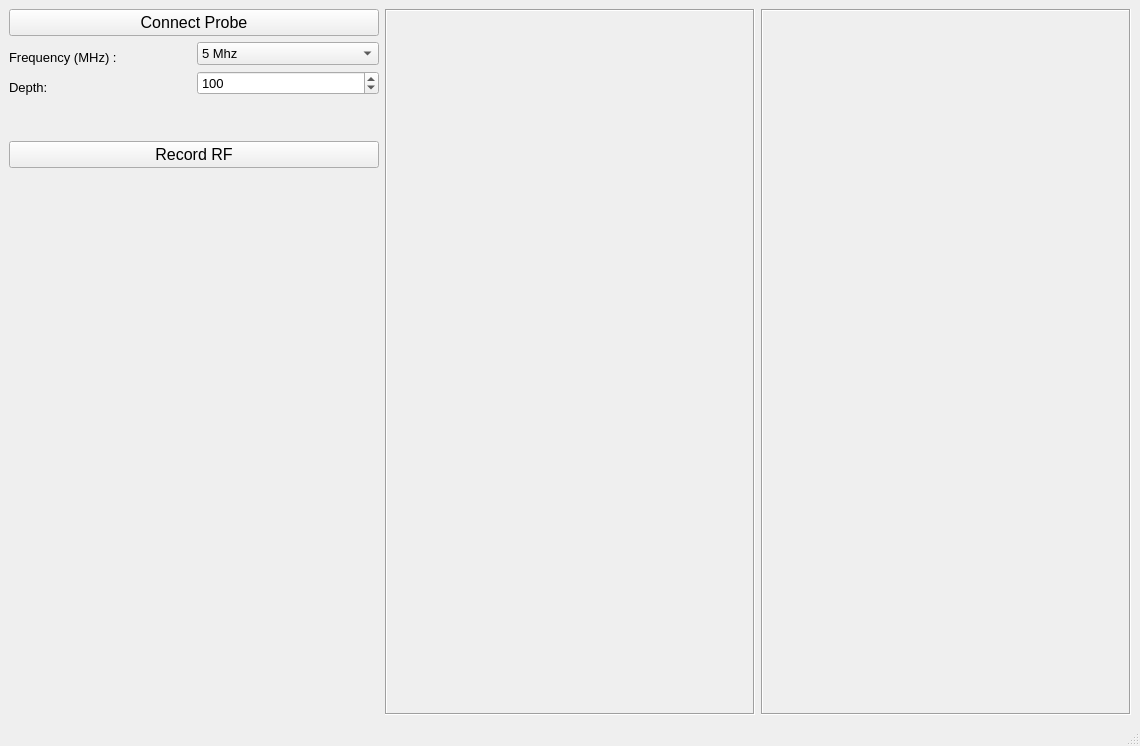
Old version of the form Spectroscopy.ui in the repository KitwareMedical/UltrasoundIntersonApps.
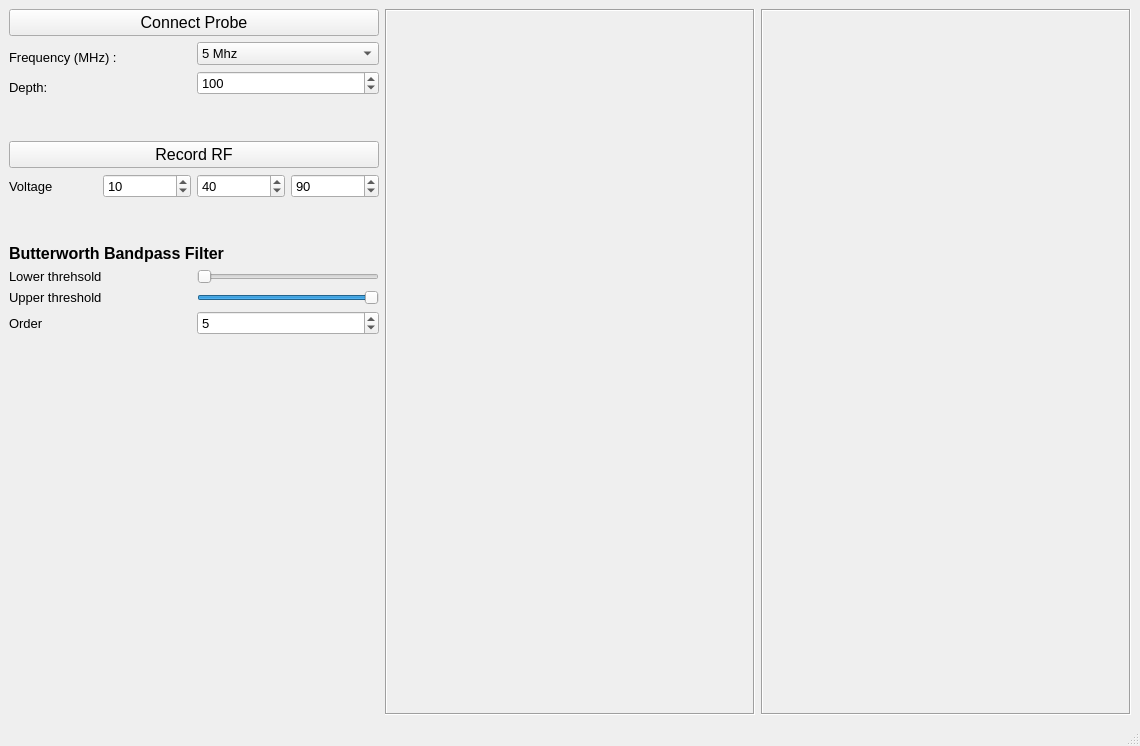
New version of the form.

Commit message:
Implmented spectroscopy recording
Use frequency-filter branch form ITKUltrasound

```diff
--- a/Spectroscopy.ui
+++ b/Spectroscopy.ui
@@ -151,7 +151,7 @@
        </layout>
       </item>
       <item>
-       <spacer name="verticalSpacer">
+       <spacer name="verticalSpacer_3">
         <property name="orientation">
          <enum>Qt::Vertical</enum>
         </property>
@@ -178,6 +178,165 @@
         </property>
        </widget>
       </item>
+      <item>
+       <layout class="QGridLayout" name="layout_record">
+        <item row="0" column="0">
+         <widget class="QLabel" name="label_5">
+          <property name="text">
+           <string>Voltage</string>
+          </property>
+         </widget>
+        </item>
+        <item row="0" column="1">
+         <widget class="QSpinBox" name="spinBox_voltLow">
+          <property name="maximum">
+           <number>100</number>
+          </property>
+          <property name="value">
+           <number>10</number>
+          </property>
+         </widget>
+        </item>
+        <item row="0" column="3">
+         <widget class="QSpinBox" name="spinBox_voltHigh">
+          <property name="maximum">
+           <number>100</number>
+          </property>
+          <property name="value">
+           <number>90</number>
+          </property>
+         </widget>
+        </item>
+        <item row="0" column="2">
+         <widget class="QSpinBox" name="spinBox_voltStep">
+          <property name="maximum">
+           <number>100</number>
+          </property>
+          <property name="value">
+           <number>40</number>
+          </property>
+         </widget>
+        </item>
+       </layout>
+      </item>
+      <item>
+       <spacer name="verticalSpacer">
+        <property name="orientation">
+         <enum>Qt::Vertical</enum>
+        </property>
+        <property name="sizeType">
+         <enum>QSizePolicy::Fixed</enum>
+        </property>
+        <property name="sizeHint" stdset="0">
+         <size>
+          <width>20</width>
+          <height>40</height>
+         </size>
+        </property>
+       </spacer>
+      </item>
+      <item>
+       <widget class="QLabel" name="label">
+        <property name="font">
+         <font>
+          <pointsize>12</pointsize>
+          <weight>75</weight>
+          <bold>true</bold>
+         </font>
+        </property>
+        <property name="text">
+         <string>Butterworth Bandpass Filter</string>
+        </property>
+        <property name="textFormat">
+         <enum>Qt::AutoText</enum>
+        </property>
+       </widget>
+      </item>
+      <item>
+       <layout class="QGridLayout" name="gridLayout_2">
+        <item row="0" column="0">
+         <widget class="QLabel" name="label_2">
+          <property name="text">
+           <string>Lower threhsold</string>
+          </property>
+         </widget>
+        </item>
+        <item row="0" column="1">
+         <widget class="QSlider" name="slider_lowerFrequency">
+          <property name="sizePolicy">
+           <sizepolicy hsizetype="Minimum" vsizetype="Ignored">
+            <horstretch>0</horstretch>
+            <verstretch>0</verstretch>
+           </sizepolicy>
+          </property>
+          <property name="maximum">
+           <number>100</number>
+          </property>
+          <property name="singleStep">
+           <number>1</number>
+          </property>
+          <property name="value">
+           <number>0</number>
+          </property>
+          <property name="tracking">
+           <bool>false</bool>
+          </property>
+          <property name="orientation">
+           <enum>Qt::Horizontal</enum>
+          </property>
+         </widget>
+        </item>
+        <item row="1" column="1">
+         <widget class="QSlider" name="slider_upperFrequency">
+          <property name="sizePolicy">
+           <sizepolicy hsizetype="Minimum" vsizetype="Fixed">
+            <horstretch>0</horstretch>
+            <verstretch>0</verstretch>
+           </sizepolicy>
+          </property>
+          <property name="maximum">
+           <number>100</number>
+          </property>
+          <property name="value">
+           <number>100</number>
+          </property>
+          <property name="tracking">
+           <bool>false</bool>
+          </property>
+          <property name="orientation">
+           <enum>Qt::Horizontal</enum>
+          </property>
+         </widget>
+        </item>
+        <item row="2" column="1">
+         <widget class="QSpinBox" name="spinBox_order">
+          <property name="minimum">
+           <number>1</number>
+          </property>
+          <property name="maximum">
+           <number>10</number>
+          </property>
+          <property name="value">
+           <number>5</number>
+          </property>
+         </widget>
+        </item>
+        <item row="1" column="0">
+         <widget class="QLabel" name="label_3">
+          <property name="text">
+           <string>Upper threshold</string>
+          </property>
+         </widget>
+        </item>
+        <item row="2" column="0">
+         <widget class="QLabel" name="label_4">
+          <property name="text">
+           <string>Order</string>
+          </property>
+         </widget>
+        </item>
+       </layout>
+      </item>
       <item>
        <spacer name="verticalSpacer_2">
         <property name="orientation">
```
Left out of the diff: 34 changed lines with no effect on the pictures. The commit also changes 3 other files.
